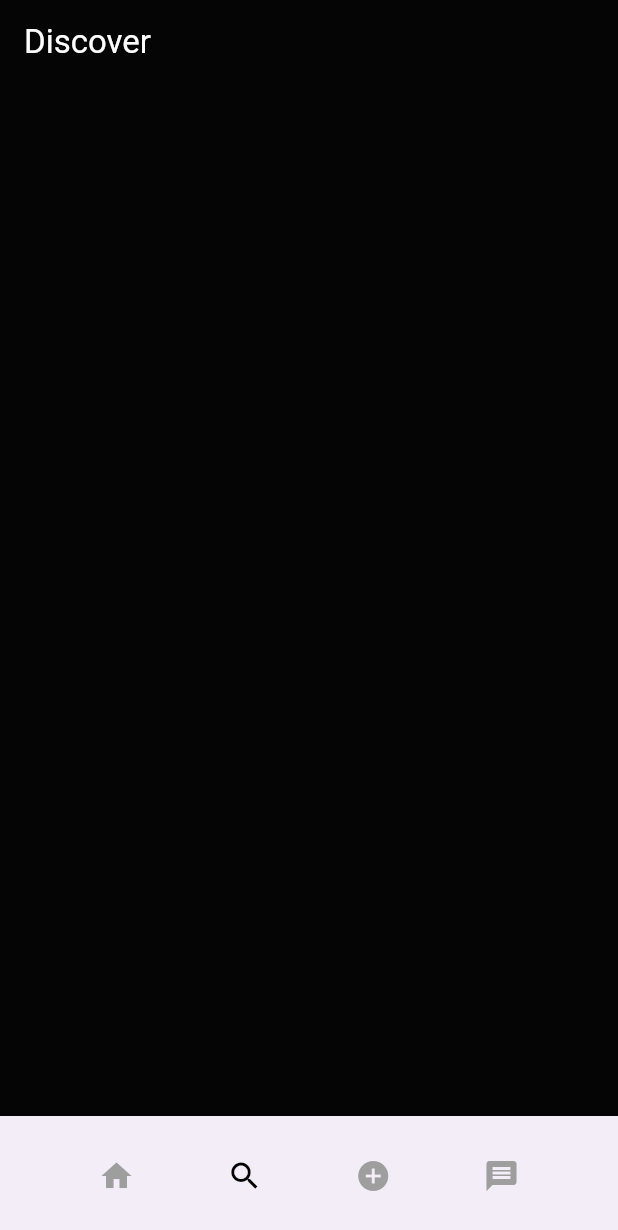
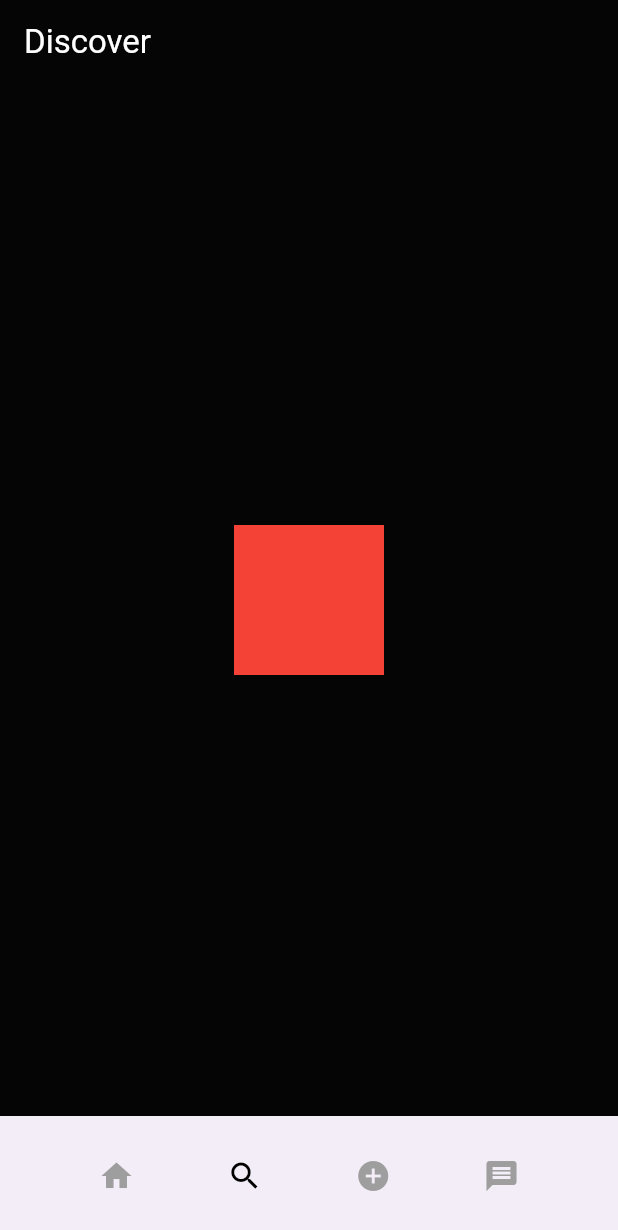
Before and after one commit to dmbJack/tiktok_clone, a Flutter app: the screen it shows after launch, item 2 of the bottom bar chosen, on a phone screen of 412 x 824 dp. Shown: the top 1230 px of the screen. Run offline on Flutter 3.47's test engine with Material 3 defaults, Android fonts, the phone set to English and light mode, and no system bars; our stand-ins replace equatable, flutter_bloc, go_router.

Commit message:
update navbar

```diff
--- a/lib/src/config/app_router.dart
+++ b/lib/src/config/app_router.dart
@@ -1,57 +1,82 @@
 import 'dart:async';
-
 import 'package:flutter/material.dart';
 import 'package:go_router/go_router.dart';
-import 'package:tiktok_clone/main.dart';
 import 'package:tiktok_clone/src/features/auth/presentation/view/signin_screen.dart';
 import 'package:tiktok_clone/src/features/auth/presentation/view/signup_screen.dart';
+import 'package:tiktok_clone/src/features/chat/presentation/view/chat_screen.dart';
 import 'package:tiktok_clone/src/features/feed/presentation/view/discover_screen.dart';
 import 'package:tiktok_clone/src/features/feed/presentation/view/feed_screen.dart';
-
 import '../shared/presentation/widgets/widgets.dart';
 
 class AppRouter {
   AppRouter();
   late GoRouter router = GoRouter(routes: [
+    //Utiliser ShellRoute pour pouvoir ajouter le bottomNavigationBar
+    //au lieu de mettre le bottomNavigationBar sur chaque page
     ShellRoute(
       builder: (BuildContext context, GoRouterState state, Widget child) {
         return Scaffold(
           body: child,
-          bottomNavigationBar: CustomNavBar( pageIndex: switch (state.matchedLocation) {
-            '/' => 0,
-            '/discover' => 1,
-            '/add' => 2,
-            '/chat' => 3,
-            String() => null,
-          },),
+          bottomNavigationBar: CustomNavBar(
+            // 0: Feed, 1: Discover, 2: Add, 3: Chat
+            //Je renvoie l'index de la page actuelle en fonction de l'url
+            //Ex: /discover renvoie l'index 1
+            pageIndex: switch (state.matchedLocation) {
+              '/' => 0,
+              '/discover' => 1,
+              '/add' => 2,
+              '/chat' => 3,
+              String() => null,
+            },
+          ),
         );
       },
       routes: [
         GoRoute(
           path: '/',
           name: 'feed',
-          // builder: (BuildContext context, GoRouterState state) {
-          //   return const FeedScreen();
-          // },
+          //Utiliser pageBuilder lorsque vous voulez ajouter une animation entre les pages
           pageBuilder: (context, state) => CustomTransitionPage(
-            child:  const FeedScreen(),
-            transitionsBuilder:
-                (context, animation, secondaryAnimation, child) =>
-                    FadeTransition(opacity: animation, child: child),
+            key: state.pageKey,
+            transitionDuration: const Duration(milliseconds: 200),
+            child: const FeedScreen(),
+            transitionsBuilder: (context, animation, secondaryAnimation,
+                    child) =>
+                FadeTransition(
+                    opacity:
+                        CurveTween(curve: Curves.easeInBack).animate(animation),
+                    child: child),
           ),
         ),
         GoRoute(
           path: '/discover',
           name: 'discover',
           pageBuilder: (context, state) => CustomTransitionPage(
-            child:  const DiscoverScreen(),
-            transitionsBuilder:
-                (context, animation, secondaryAnimation, child) =>
-                    FadeTransition(opacity: animation, child: child),
+            key: state.pageKey,
+            transitionDuration: const Duration(milliseconds: 200),
+            child: const DiscoverScreen(),
+            transitionsBuilder: (context, animation, secondaryAnimation,
+                    child) =>
+                FadeTransition(
+                    opacity:
+                        CurveTween(curve: Curves.easeInSine).animate(animation),
+                    child: child),
           ),
-          // builder: (BuildContext context, GoRouterState state) {
-          //   return const DiscoverScreen();
-          // },
+        ),
+        GoRoute(
+          path: '/chat',
+          name: 'chat',
+          pageBuilder: (context, state) => CustomTransitionPage(
+            key: state.pageKey,
+            transitionDuration: const Duration(milliseconds: 200),
+            child: const ChatScreen(),
+            transitionsBuilder: (context, animation, secondaryAnimation,
+                    child) =>
+                FadeTransition(
+                    opacity:
+                        CurveTween(curve: Curves.easeInSine).animate(animation),
+                    child: child),
+          ),
         ),
       ],
     ),
--- a/lib/src/features/chat/presentation/view/chat_screen.dart
+++ b/lib/src/features/chat/presentation/view/chat_screen.dart
@@ -7,6 +7,7 @@ class ChatScreen extends StatelessWidget {
   Widget build(BuildContext context) {
     return  Scaffold(
       appBar: AppBar(title: const Text("Chat"),),
+        body: Center(child: Container(width: 100,height: 100, color: Colors.green,),),
     );
   }
 }
--- a/lib/src/features/feed/presentation/view/discover_screen.dart
+++ b/lib/src/features/feed/presentation/view/discover_screen.dart
@@ -11,6 +11,7 @@ class DiscoverScreen extends StatelessWidget {
       appBar: AppBar(
         title: const Text("Discover"),
       ),
+      body: Center(child: Container(width: 100,height: 100, color: Colors.red,),),
       // bottomNavigationBar: const CustomNavBar(),
     );
   }
--- a/lib/src/features/feed/presentation/view/feed_screen.dart
+++ b/lib/src/features/feed/presentation/view/feed_screen.dart
@@ -11,6 +11,7 @@ class FeedScreen extends StatelessWidget {
       appBar: AppBar(
         title: const Text("Feed"),
       ),
+        body: Center(child: Container(width: 100,height: 100, color: Colors.blue,),),
       // bottomNavigationBar: const CustomNavBar(),
     );
   }
--- a/lib/src/shared/presentation/widgets/custom_nav_bar.dart
+++ b/lib/src/shared/presentation/widgets/custom_nav_bar.dart
@@ -1,70 +1,14 @@
 import 'package:flutter/material.dart';
 import 'package:go_router/go_router.dart';
 
-class CustomNavBar extends StatefulWidget {
+class CustomNavBar extends StatelessWidget {
   final int? pageIndex;
   const CustomNavBar({super.key, this.pageIndex});
-
-  @override
-  State<CustomNavBar> createState() => _CustomNavBarState();
-}
-
-class _CustomNavBarState extends State<CustomNavBar> {
-  int _selectedIndex = 0;
-  @override
-  void initState() {
-    super.initState();
-  }
-
   @override
   Widget build(BuildContext context) {
-    _selectedIndex = widget.pageIndex ?? 0;
-    // return BlocBuilder<NavigationCubit, NavigationState>(
-    //   builder: (context, state) {
-    //     return BottomNavigationBar(
-
-    //       backgroundColor: Colors.black,
-    //       currentIndex: state.index,
-    //       onTap: (index) {
-    //         context.read<NavigationCubit>().navigate(index);
-    //         switch (index) {
-    //           case 0:
-    //             context.goNamed('feed');
-    //             break;
-    //           case 1:
-    //             context.goNamed('discover');
-    //             break;
-    //           case 2:
-    //             context.goNamed('add');
-    //             break;
-    //           case 3:
-    //             context.goNamed('chat');
-    //             break;
-    //           default:
-    //         }
-    //       },
-    //       items: const [
-    //         BottomNavigationBarItem(
-    //           icon: Icon(Icons.home),
-    //           label: 'Home',
-    //         ),
-    //         BottomNavigationBarItem(
-    //           icon: Icon(Icons.search),
-    //           label: 'Search',
-    //         ),
-    //         BottomNavigationBarItem(
-    //           icon: Icon(Icons.add_circle),
-    //           label: 'Add',
-    //         ),
-    //         BottomNavigationBarItem(
-    //           icon: Icon(Icons.message),
-    //           label: 'Chat',
-    //         ),
-    //       ],
-    //     );
-    //   },
-    // );
-
+    //L'index de la page reçu en paramètre permettra de changer la couleur de l'icon dans notre cas
+    //pour que l'utilisateur sache sur quel icon il a cliqué
+    int selectedIndex = pageIndex ?? 0;
     return BottomAppBar(
       shape: const CircularNotchedRectangle(),
       notchMargin: 5,
@@ -73,54 +17,38 @@ class _CustomNavBarState extends State<CustomNavBar> {
         children: [
           IconButton(
             onPressed: () {
-              // context.read<NavigationCubit>().navigate(0);
-              // setState(() {
-              //   _selectedIndex = 0;
-              // });
-
+              //Renvoie la page feed designé dans notre router
               context.goNamed('feed');
             },
             icon: Icon(
               Icons.home,
-              color: _selectedIndex == 0 ? Colors.black : Colors.grey,
+              color: selectedIndex == 0 ? Colors.black : Colors.grey,
             ),
           ),
           IconButton(
             onPressed: () {
-              // setState(() {
-              //   _selectedIndex = 1;
-              // });
-              // context.read<NavigationCubit>().navigate(1);
+              //Renvoie la page discover designé dans notre router
               context.goNamed('discover');
             },
             icon: Icon(
               Icons.search,
-              color: _selectedIndex == 1 ? Colors.black : Colors.grey,
+              color: selectedIndex == 1 ? Colors.black : Colors.grey,
+            ),
+          ),
+          IconButton(
+            onPressed: () {},
+            icon: Icon(
+              Icons.add_circle,
+              color: selectedIndex == 2 ? Colors.black : Colors.grey,
             ),
           ),
           IconButton(
             onPressed: () {
-              // setState(() {
-              //   _selectedIndex = 2;
-              // });
-              // context.read<NavigationCubit>().navigate(2);
-              // context.goNamed('add');
-            },
-            icon: Icon(
-              Icons.add_circle,
-              color: _selectedIndex == 2 ? Colors.black : Colors.grey,
-            ),
-          ),
-          IconButton(
-            onPressed: () {
-              // setState(() {
-              //   _selectedIndex = 3;
-              // });
-              // context.read<NavigationCubit>().navigate(3);
-              // context.goNamed('chat');
+              //Renvoie la page chat designé dans notre router
+              context.goNamed('chat');
             },
             icon: Icon(Icons.message,
-                color: _selectedIndex == 3 ? Colors.black : Colors.grey),
+                color: selectedIndex == 3 ? Colors.black : Colors.grey),
           )
         ],
       ),
```
